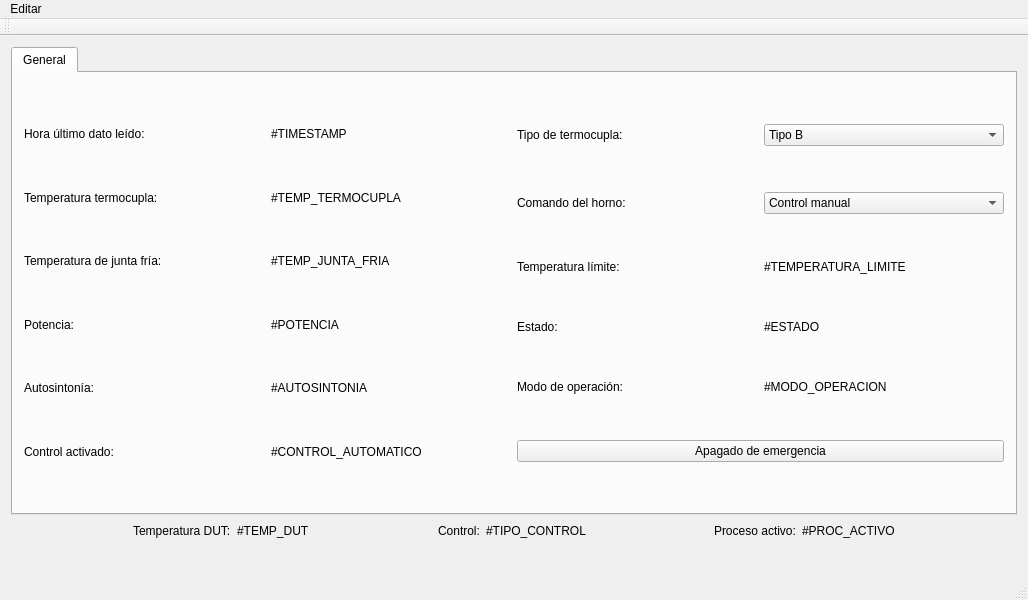
Old version of the form src/view/general_view.ui in the repository martincrxz/induction-heater-software.
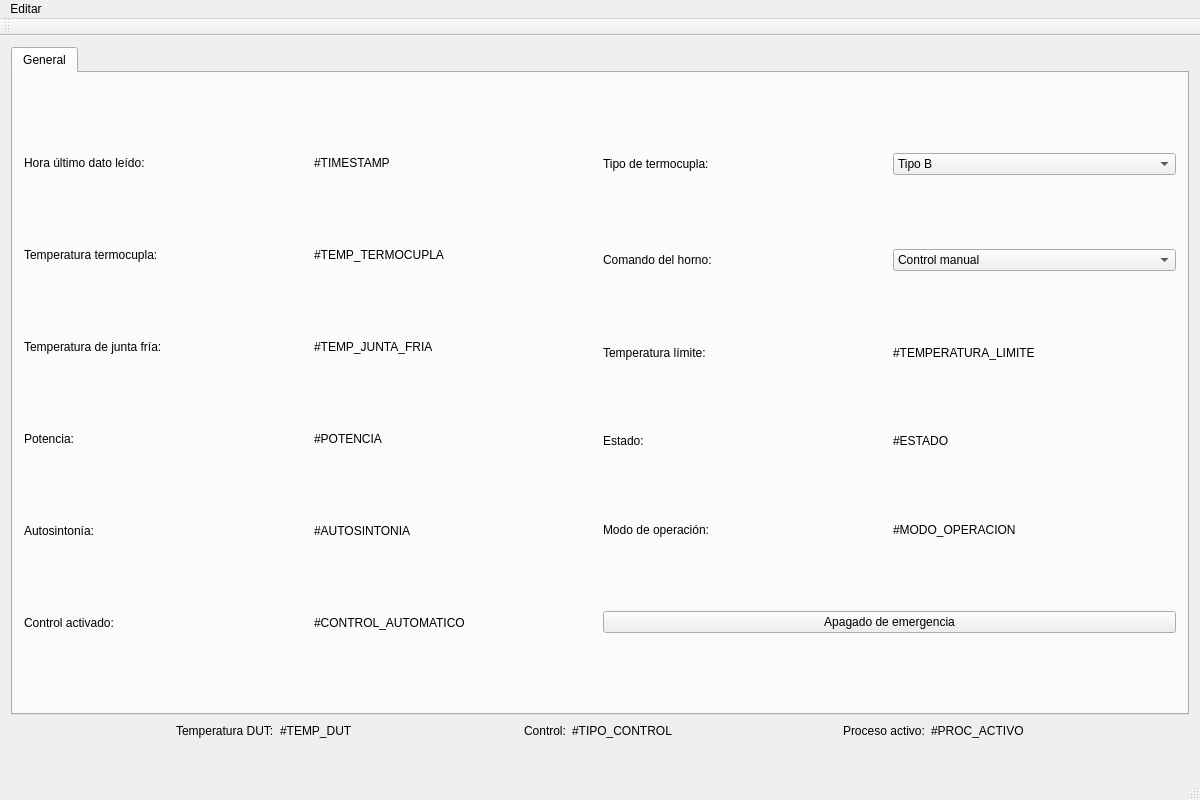
New version of the form.

```diff
--- a/src/view/general_view.ui
+++ b/src/view/general_view.ui
@@ -6,8 +6,8 @@
    <rect>
     <x>0</x>
     <y>0</y>
-    <width>1028</width>
-    <height>600</height>
+    <width>1200</width>
+    <height>800</height>
    </rect>
   </property>
   <property name="windowTitle">
@@ -611,7 +611,7 @@
     <rect>
      <x>0</x>
      <y>0</y>
-     <width>1028</width>
+     <width>1200</width>
      <height>22</height>
     </rect>
    </property>
```
